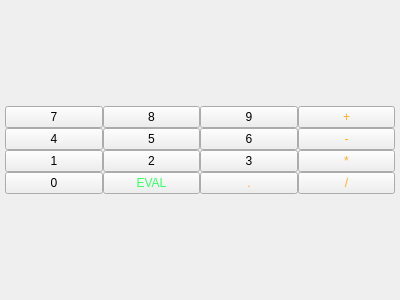
Old version of the form src/interface/widgets/keyboardnumeric/keyboardnumeric.ui in the repository StephaneBranly/LO21-RPN-Calculator.
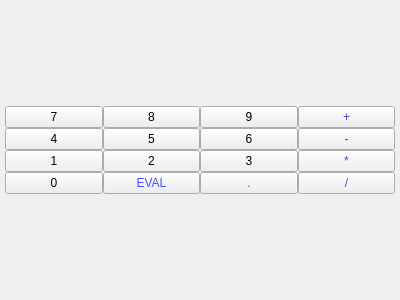
New version of the form.

Commit message: fix: keyevents and change color

What changed in the file:
```diff
--- a/src/interface/widgets/keyboardnumeric/keyboardnumeric.ui
+++ b/src/interface/widgets/keyboardnumeric/keyboardnumeric.ui
@@ -113,7 +113,7 @@
        <item>
         <widget class="QPushButton" name="ButtonEval">
          <property name="styleSheet">
-          <string notr="true">color: rgb(56, 255, 103);</string>
+          <string notr="true">color: rgb(64, 79, 255);</string>
          </property>
          <property name="text">
           <string>EVAL</string>
@@ -157,7 +157,7 @@
        <item>
         <widget class="QPushButton" name="ButtonPoint">
          <property name="styleSheet">
-          <string notr="true">color: rgb(255, 173, 44);</string>
+          <string notr="true">color: rgb(64, 79, 200);</string>
          </property>
          <property name="text">
           <string>.</string>
@@ -174,7 +174,7 @@
        <item>
         <widget class="QPushButton" name="ButtonPlus">
          <property name="styleSheet">
-          <string notr="true">color: rgb(255, 173, 44);</string>
+          <string notr="true">color: rgb(64, 79, 200);</string>
          </property>
          <property name="text">
           <string>+</string>
@@ -187,7 +187,7 @@
        <item>
         <widget class="QPushButton" name="ButtonMoins">
          <property name="styleSheet">
-          <string notr="true">color: rgb(255, 173, 44);</string>
+          <string notr="true">color: rgb(64, 79, 200);</string>
          </property>
          <property name="text">
           <string>-</string>
@@ -200,7 +200,7 @@
        <item>
         <widget class="QPushButton" name="ButtonMult">
          <property name="styleSheet">
-          <string notr="true">color: rgb(255, 173, 44);</string>
+          <string notr="true">color: rgb(64, 79, 200);</string>
          </property>
          <property name="text">
           <string>*</string>
@@ -213,7 +213,7 @@
        <item>
         <widget class="QPushButton" name="ButtonDiv">
          <property name="styleSheet">
-          <string notr="true">color: rgb(255, 173, 44);</string>
+          <string notr="true">color: rgb(64, 79, 200);</string>
          </property>
          <property name="text">
           <string>/</string>
```
The commit also changes 7 other files.
